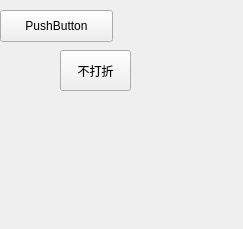
xtuer/Qt, file Gui/OxyWidget.ui: the form before one commit.
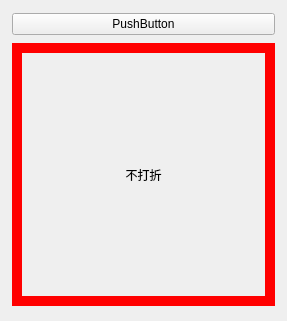
The form after the commit.

What changed in the file:
```diff
--- a/Gui/OxyWidget.ui
+++ b/Gui/OxyWidget.ui
@@ -6,39 +6,38 @@
    <rect>
     <x>0</x>
     <y>0</y>
-    <width>243</width>
-    <height>229</height>
+    <width>287</width>
+    <height>321</height>
    </rect>
   </property>
   <property name="windowTitle">
    <string>Form</string>
   </property>
+  <property name="styleSheet">
+   <string notr="true">QToolButton {
+width: 200px;
+height: 200px;
+margin: -10px;
+padding: 20px;
+border: 20px solid red;
+}</string>
+  </property>
+  <layout class="QGridLayout" name="gridLayout">
+   <item row="0" column="0">
   <widget class="QPushButton" name="pushButton">
-   <property name="geometry">
-    <rect>
-     <x>0</x>
-     <y>10</y>
-     <width>113</width>
-     <height>32</height>
-    </rect>
-   </property>
    <property name="text">
     <string>PushButton</string>
    </property>
   </widget>
+   </item>
+   <item row="1" column="0">
   <widget class="QToolButton" name="toolButton">
-   <property name="geometry">
-    <rect>
-     <x>60</x>
-     <y>50</y>
-     <width>71</width>
-     <height>41</height>
-    </rect>
-   </property>
    <property name="text">
     <string>不打折</string>
    </property>
   </widget>
+   </item>
+  </layout>
  </widget>
  <resources/>
  <connections/>
```
Lines whose indentation alone changed are shown as unchanged.
